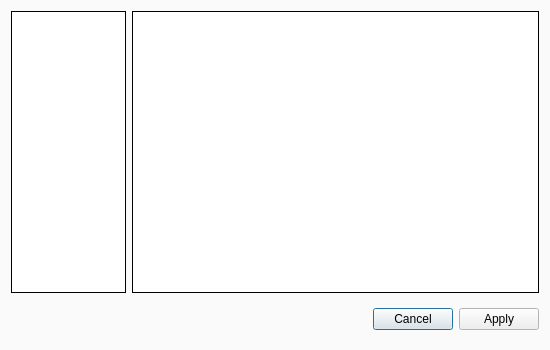
The window that src/view/settings/settingsdialog.ui (florianblume/6d-pat) describes before a commit, drawn with Qt 5.
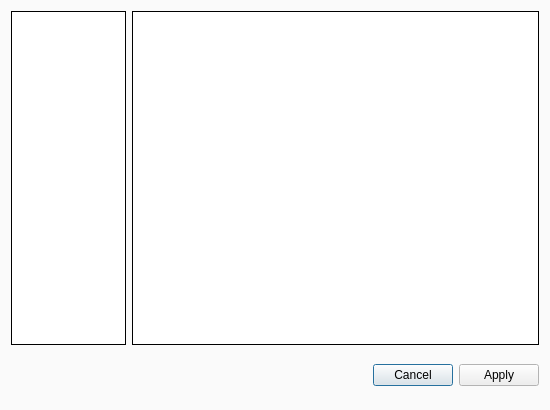
The same window after the commit. Custom widgets are drawn as their Qt base class.

What changed in the file:
```diff
--- a/src/view/settings/settingsdialog.ui
+++ b/src/view/settings/settingsdialog.ui
@@ -7,7 +7,7 @@
     <x>0</x>
     <y>0</y>
     <width>550</width>
-    <height>350</height>
+    <height>410</height>
    </rect>
   </property>
   <property name="sizePolicy">
@@ -378,7 +378,7 @@
          <enum>QFrame::Box</enum>
         </property>
         <property name="currentIndex">
-         <number>0</number>
+         <number>2</number>
         </property>
         <widget class="SettingsInterfacePage" name="pageInterface"/>
         <widget class="SettingsPathsPage" name="pagePaths">
@@ -510,6 +510,7 @@
           <bool>true</bool>
          </property>
         </widget>
+        <widget class="SettingsLoadSavePage" name="pageLoadSave"/>
         <widget class="SettingsSegmentationCodesPage" name="pageSegmentationCodes">
          <property name="sizePolicy">
           <sizepolicy hsizetype="Expanding" vsizetype="Expanding">
@@ -544,6 +545,12 @@
    <header>view/settings/settingspathspage.hpp</header>
    <container>1</container>
   </customwidget>
+  <customwidget>
+   <class>SettingsLoadSavePage</class>
+   <extends>QWidget</extends>
+   <header>view/settings/settingsloadsavepage.hpp</header>
+   <container>1</container>
+  </customwidget>
  </customwidgets>
  <resources/>
  <connections>
```
